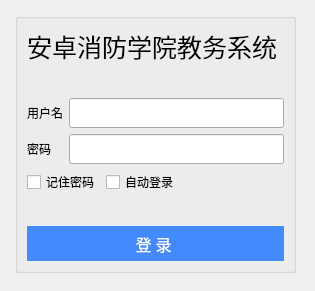
Qt form MyProject/EducationalSystem/src/logindialog.ui (metanoia1989/QTStudy) before a commit.
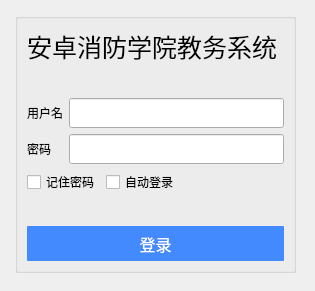
The same form after that commit.

```diff
--- a/MyProject/EducationalSystem/src/logindialog.ui
+++ b/MyProject/EducationalSystem/src/logindialog.ui
@@ -175,7 +175,7 @@
 background-color: #448aff;
 color: white;
 font-size: 16px;
-letter-spacing: 4px;</string>
+</string>
       </property>
       <property name="text">
        <string>登录</string>
```
